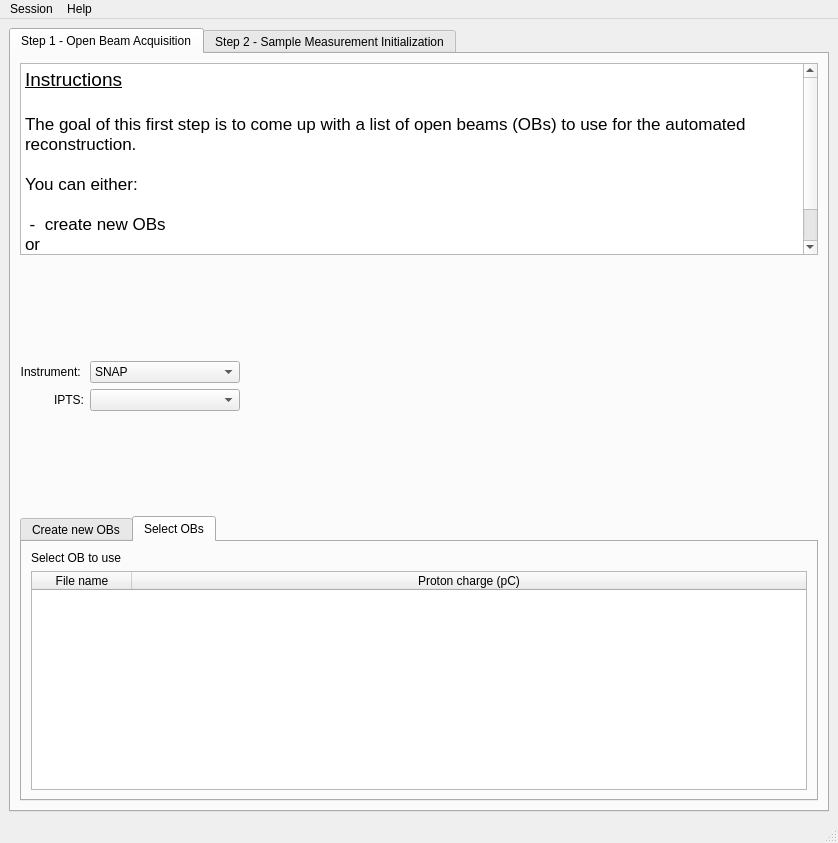
First picture: the form in src/asui/ui/main_application.ui, repository ornlneutronimaging/HyperCTui, before the edit.
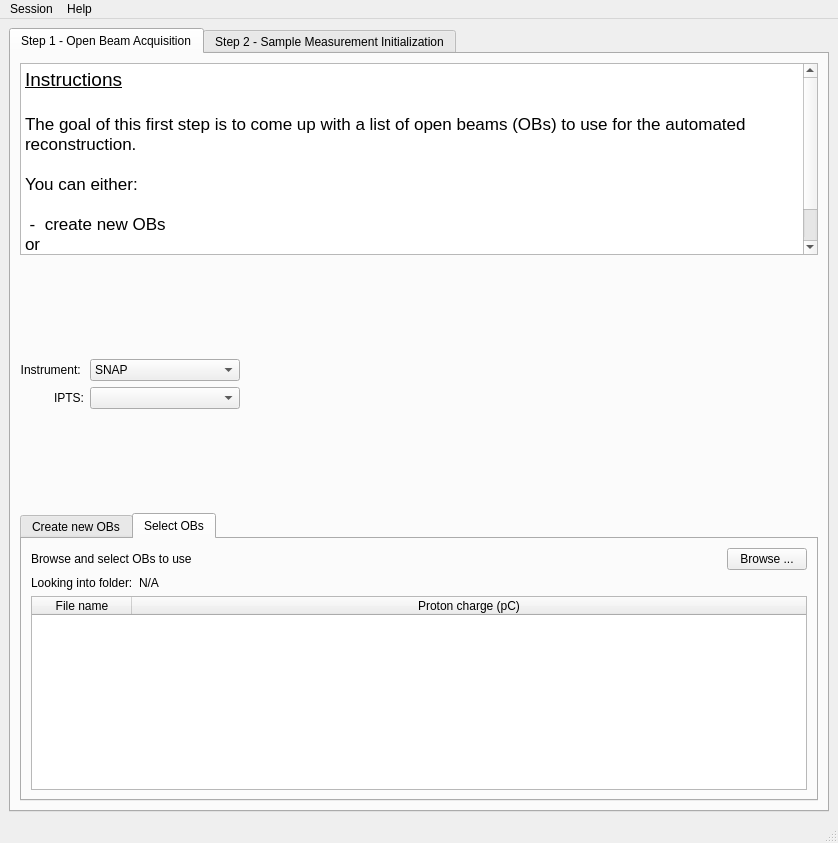
Second picture: the form after the edit. The open tabs and pages were chosen to show the change. Icons and pictures are not drawn.

Commit message: finding the root path of the OBs. this refs #4

```diff
--- a/src/asui/ui/main_application.ui
+++ b/src/asui/ui/main_application.ui
@@ -62,7 +62,7 @@
           <property name="sizeHint" stdset="0">
            <size>
             <width>20</width>
-            <height>47</height>
+            <height>40</height>
            </size>
           </property>
          </spacer>
@@ -271,11 +271,59 @@
            </attribute>
            <layout class="QVBoxLayout" name="verticalLayout_5">
             <item>
-             <widget class="QLabel" name="label_7">
-              <property name="text">
-               <string>Select OB to use</string>
-              </property>
-             </widget>
+             <layout class="QHBoxLayout" name="horizontalLayout_2">
+              <item>
+               <widget class="QLabel" name="label_7">
+                <property name="text">
+                 <string>Browse and select OBs to use</string>
+                </property>
+               </widget>
+              </item>
+              <item>
+               <spacer name="horizontalSpacer_4">
+                <property name="orientation">
+                 <enum>Qt::Horizontal</enum>
+                </property>
+                <property name="sizeHint" stdset="0">
+                 <size>
+                  <width>40</width>
+                  <height>20</height>
+                 </size>
+                </property>
+               </spacer>
+              </item>
+              <item>
+               <widget class="QPushButton" name="pushButton">
+                <property name="text">
+                 <string>Browse ...</string>
+                </property>
+               </widget>
+              </item>
+             </layout>
+            </item>
+            <item>
+             <layout class="QHBoxLayout" name="horizontalLayout_3">
+              <item>
+               <widget class="QLabel" name="label_8">
+                <property name="text">
+                 <string>Looking into folder:</string>
+                </property>
+               </widget>
+              </item>
+              <item>
+               <widget class="QLabel" name="step1_existing_ob_top_path">
+                <property name="sizePolicy">
+                 <sizepolicy hsizetype="Expanding" vsizetype="Preferred">
+                  <horstretch>0</horstretch>
+                  <verstretch>0</verstretch>
+                 </sizepolicy>
+                </property>
+                <property name="text">
+                 <string>N/A</string>
+                </property>
+               </widget>
+              </item>
+             </layout>
             </item>
             <item>
              <widget class="QTableWidget" name="step1_open_beam_tableWidget">
```
Left out of the diff: 46 changed lines with no effect on the pictures. The commit also changes 4 other files.
